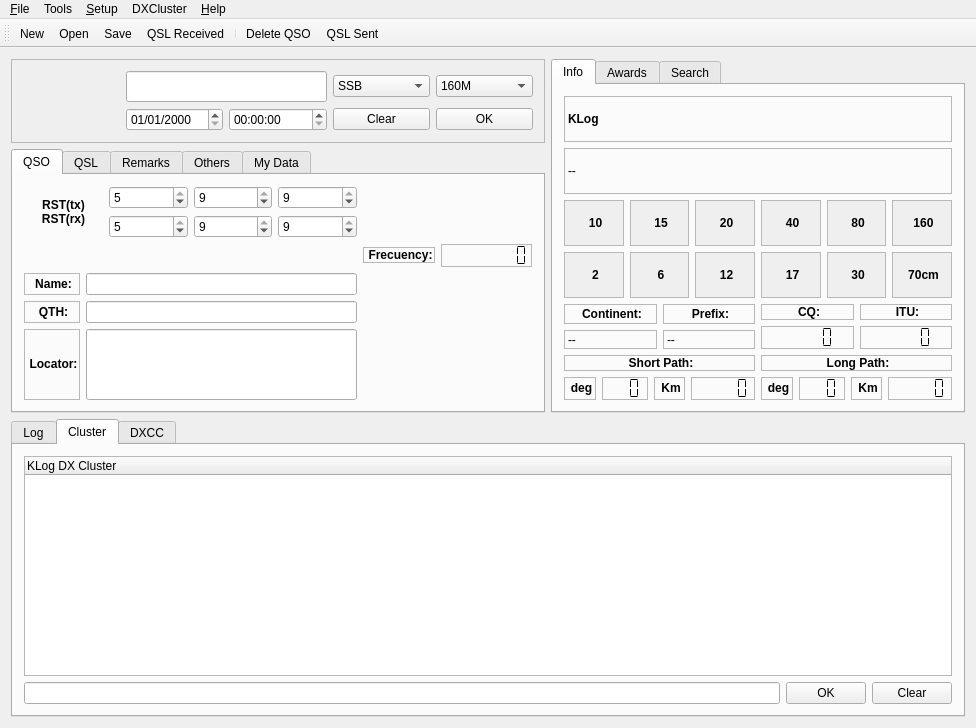
This is src/klog.ui in dbasden/klog as Qt 5 draws it before an edit. The edited form follows.
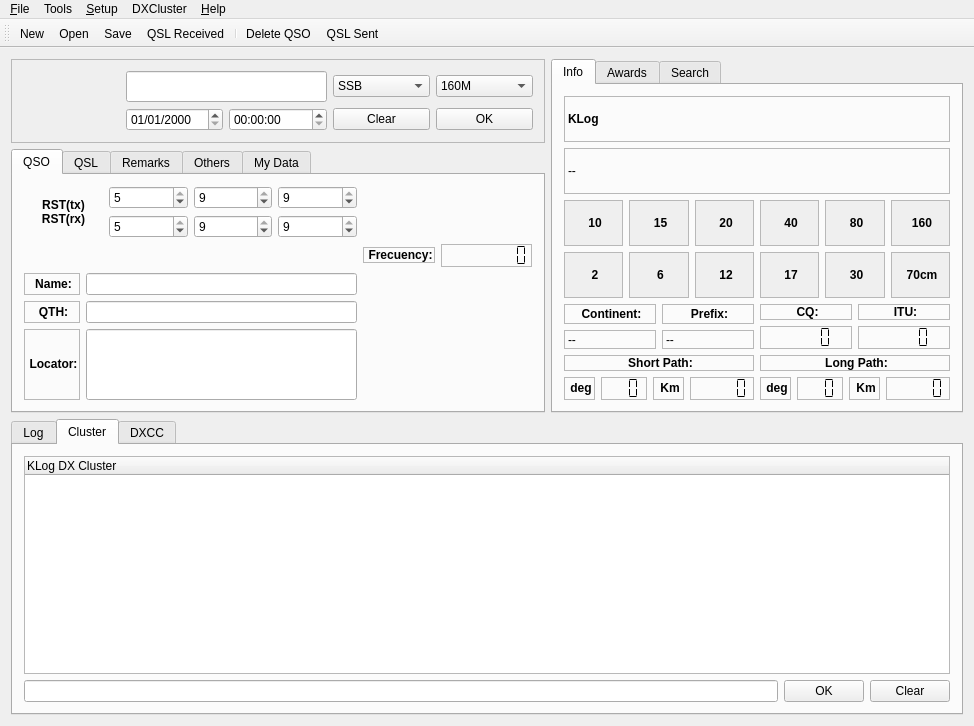
This is the edited form. The open tabs and pages were chosen to show the change. Icons and pictures are not drawn. Custom widgets are drawn as their Qt base class.

```diff
--- a/src/klog.ui
+++ b/src/klog.ui
@@ -10,8 +10,8 @@
    <rect>
     <x>0</x>
     <y>0</y>
-    <width>976</width>
-    <height>728</height>
+    <width>974</width>
+    <height>726</height>
    </rect>
   </property>
   <property name="sizePolicy">
@@ -2406,8 +2406,8 @@
     <rect>
      <x>0</x>
      <y>0</y>
-     <width>976</width>
-     <height>28</height>
+     <width>974</width>
+     <height>23</height>
     </rect>
    </property>
    <property name="defaultUp">
```
Left out of the diff: 9 changed lines with no effect on the pictures.
